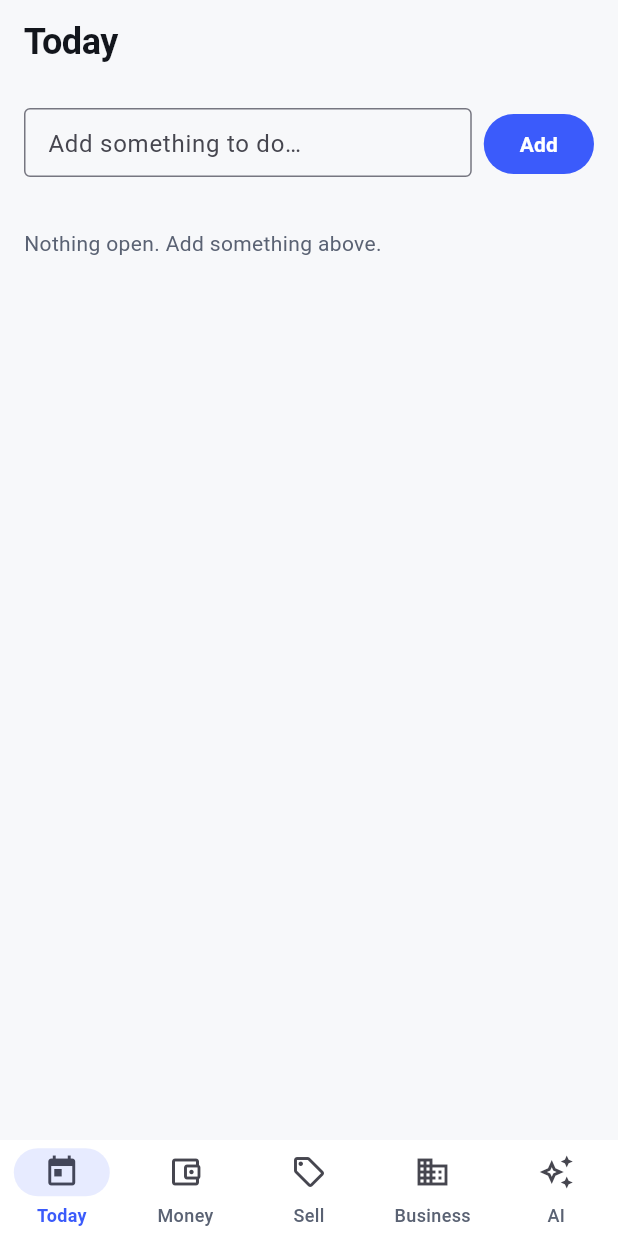
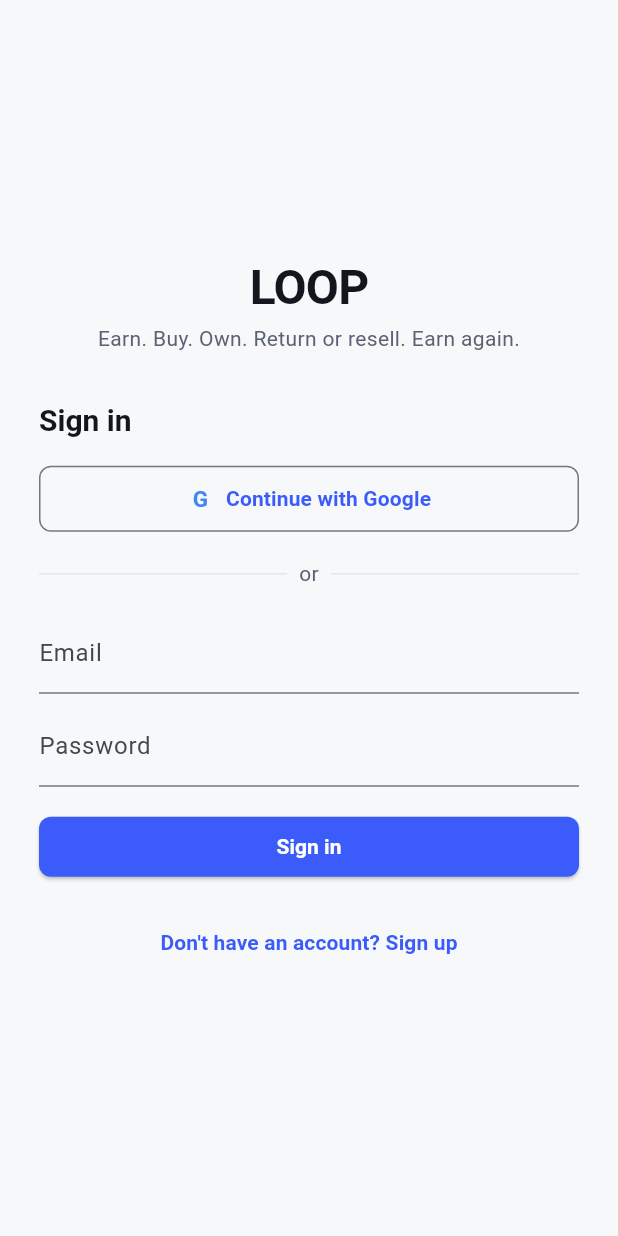
Before and after one commit to mortapp/Loop, a Flutter app: the screen it shows after launch, on a phone screen of 412 x 824 dp. Run offline on Flutter 3.47's test engine with Material 3 defaults, Android fonts, the phone set to English and light mode, and no system bars; our stand-ins replace flutter_riverpod, go_router, supabase_flutter; accounts and stored records are empty.

Commit message:
feat(auth): add Google sign-in on web, and build real auth for mobile from scratch
Web: adds a "Continue with Google" button to the shared auth form,
calling signInWithOAuth client-side (redirects the browser itself,
which a server action can't do) and landing back on the existing
/auth/callback PKCE handler -- the same code path email confirmation
links already use.

Mobile: apps/mobile had genuinely no auth screen at all before this --
no sign-in, no sign-up, no auth gating, and AccountSummary's own doc
comment said "no live Supabase data is wired up yet." Fixed properly,
not just for Google:
- New AuthScreen: email/password (signInWithPassword/signUp) plus
  "Continue with Google" via the same browser-based PKCE flow, mirroring
  apps/web's (auth) group without literally sharing code.
- GoRouter now actually gates the app: unauthenticated users are
  redirected to /sign-in, authenticated users hitting /sign-in bounce to
  /today. The auth check lives behind a new isAuthenticatedProvider
  (not read from Supabase directly in the router) specifically so widget
  tests can override it instead of needing a real backend.
- availableAccountsProvider/activeAccountProvider replaced their
  hardcoded single-personal-account placeholder with a real query against
  `accounts` (mirrors apps/web's getActiveAccountSummary) -- kept the
  same synchronous AccountSummary contract on activeAccountProvider since
  ~20 existing screens already depend on it directly.
- Minimal sign-out (Today's AppBar) since there was previously no way to
  sign out at all.
- Android intent-filter and iOS URL scheme registered for the OAuth/
  email-confirmation deep-link redirect (com.loop.app.loop_mobile://
  login-callback), used identically on both platforms rather than each
  platform's actual (different) bundle id.

Added a widget test for the new unauthenticated-redirect behavior itself,
and fixed the two existing Today tests plus business_screen.dart's
account-switcher list (now AsyncValue-based, was assuming synchronous
placeholder data).

Full validation: flutter analyze 0 issues, dart format clean, flutter
test 5/5 (was 4/4 -- one new test), web lint/typecheck/build all clean.

External activation (Google OAuth provider on the hosted Supabase
project) still required -- see follow-up commit/docs.

Co-Authored-By: Claude Sonnet 5 <noreply@anthropic.com>

```diff
--- a/apps/mobile/lib/core/router/app_router.dart
+++ b/apps/mobile/lib/core/router/app_router.dart
@@ -1,8 +1,11 @@
 import 'package:flutter_riverpod/flutter_riverpod.dart';
 import 'package:go_router/go_router.dart';
+import 'package:supabase_flutter/supabase_flutter.dart';
 
+import '../supabase/supabase_providers.dart';
 import '../widgets/root_shell.dart';
 import '../../features/ai/ai_screen.dart';
+import '../../features/auth/auth_screen.dart';
 import '../../features/business/business_screen.dart';
 import '../../features/business/contacts/contacts_screen.dart';
 import '../../features/business/leads/leads_screen.dart';
@@ -30,18 +33,51 @@ class AppRoutes {
   static const sell = '/sell';
   static const business = '/business';
   static const ai = '/ai';
+  static const signIn = '/sign-in';
 }
 
-/// The app's single GoRouter instance, exposed as a Riverpod provider so
-/// it can later depend on auth state (e.g. redirecting to a sign-in flow).
+/// Whether a Supabase session currently exists — a thin, overridable
+/// wrapper around `client.auth.currentSession` rather than the router
+/// reading it directly, so widget tests can simulate a signed-in state
+/// with `isAuthenticatedProvider.overrideWith((ref) => true)` instead of
+/// needing a real Supabase backend.
+///
+/// Watching [authStateChangesProvider] makes this rebuild on every
+/// sign-in/sign-out/token-refresh event. Reading `currentSession` directly
+/// (rather than the stream's own `AsyncValue`) avoids a loading-state
+/// flash-redirect on cold start, since `Supabase.initialize()` has already
+/// synchronously restored any persisted session by the time this provider
+/// first builds.
+final isAuthenticatedProvider = Provider<bool>((ref) {
+  ref.watch(authStateChangesProvider);
+  return Supabase.instance.client.auth.currentSession != null;
+});
+
+/// The app's single GoRouter instance, exposed as a Riverpod provider.
 ///
 /// Uses a StatefulShellRoute so the bottom navigation bar (built in
 /// [RootShell]) persists across tab switches while each tab keeps its own
 /// navigation stack.
 final appRouterProvider = Provider<GoRouter>((ref) {
+  final isAuthenticated = ref.watch(isAuthenticatedProvider);
+
   return GoRouter(
     initialLocation: AppRoutes.today,
+    redirect: (context, state) {
+      final goingToSignIn = state.matchedLocation == AppRoutes.signIn;
+      if (!isAuthenticated) {
+        return goingToSignIn ? null : AppRoutes.signIn;
+      }
+      if (goingToSignIn) {
+        return AppRoutes.today;
+      }
+      return null;
+    },
     routes: [
+      GoRoute(
+        path: AppRoutes.signIn,
+        builder: (context, state) => const AuthScreen(),
+      ),
       StatefulShellRoute.indexedStack(
         builder: (context, state, navigationShell) {
           return RootShell(navigationShell: navigationShell);
--- /dev/null
+++ b/apps/mobile/lib/features/auth/auth_screen.dart
@@ -0,0 +1,293 @@
+import 'package:flutter/material.dart';
+import 'package:flutter_riverpod/flutter_riverpod.dart';
+import 'package:supabase_flutter/supabase_flutter.dart';
+
+import '../../core/supabase/supabase_providers.dart';
+import '../../core/theme/app_colors.dart';
+import '../../core/theme/app_spacing.dart';
+
+/// The redirect Supabase's OAuth flow lands back on after Google's consent
+/// screen. Must match an intent-filter registered in AndroidManifest.xml
+/// (and, when a real iOS build exists, the URL scheme in Info.plist) —
+/// see docs/KNOWN_ISSUES.md.
+const _oauthRedirectUrl = 'com.loop.app.loop_mobile://login-callback';
+
+/// Sign in / sign up, combined into one screen with a mode toggle —
+/// mirrors apps/web's (auth) group so the two platforms feel like the same
+/// product without literally sharing code. Real Supabase Auth, not a mock:
+/// email/password via signInWithPassword/signUp, plus "Continue with
+/// Google" via the same browser-based PKCE flow apps/web uses.
+class AuthScreen extends ConsumerStatefulWidget {
+  const AuthScreen({super.key});
+
+  @override
+  ConsumerState<AuthScreen> createState() => _AuthScreenState();
+}
+
+class _AuthScreenState extends ConsumerState<AuthScreen> {
+  final _formKey = GlobalKey<FormState>();
+  final _emailController = TextEditingController();
+  final _passwordController = TextEditingController();
+
+  bool _isSignIn = true;
+  bool _submitting = false;
+  bool _googleSubmitting = false;
+  String? _error;
+
+  @override
+  void dispose() {
+    _emailController.dispose();
+    _passwordController.dispose();
+    super.dispose();
+  }
+
+  Future<void> _submitEmailPassword() async {
+    if (!(_formKey.currentState?.validate() ?? false)) return;
+
+    setState(() {
+      _submitting = true;
+      _error = null;
+    });
+
+    final client = ref.read(supabaseClientProvider);
+    final email = _emailController.text.trim();
+    final password = _passwordController.text;
+
+    try {
+      if (_isSignIn) {
+        await client.auth.signInWithPassword(email: email, password: password);
+      } else {
+        await client.auth.signUp(
+          email: email,
+          password: password,
+          emailRedirectTo: _oauthRedirectUrl,
+        );
+      }
+      // On success the router's redirect (keyed off authStateChangesProvider)
+      // takes over — no manual navigation needed here.
+    } on AuthException catch (error) {
+      setState(() => _error = error.message);
+    } catch (_) {
+      setState(
+        () => _error =
+            'Something went wrong. Check your connection and try again.',
+      );
+    } finally {
+      if (mounted) setState(() => _submitting = false);
+    }
+  }
+
+  Future<void> _submitGoogle() async {
+    setState(() {
+      _googleSubmitting = true;
+      _error = null;
+    });
+
+    final client = ref.read(supabaseClientProvider);
+    try {
+      await client.auth.signInWithOAuth(
+        OAuthProvider.google,
+        redirectTo: _oauthRedirectUrl,
+        authScreenLaunchMode: LaunchMode.externalApplication,
+      );
+    } on AuthException catch (error) {
+      setState(() => _error = error.message);
+    } catch (_) {
+      setState(
+        () => _error =
+            'Could not open Google sign-in. Check your connection and try again.',
+      );
+    } finally {
+      if (mounted) setState(() => _googleSubmitting = false);
+    }
+  }
+
+  @override
+  Widget build(BuildContext context) {
+    final theme = Theme.of(context);
+    final busy = _submitting || _googleSubmitting;
+
+    return Scaffold(
+      body: SafeArea(
+        child: Center(
+          child: SingleChildScrollView(
+            padding: const EdgeInsets.symmetric(
+              horizontal: AppSpacing.lg,
+              vertical: AppSpacing.xl,
+            ),
+            child: ConstrainedBox(
+              constraints: const BoxConstraints(maxWidth: 360),
+              child: Column(
+                crossAxisAlignment: CrossAxisAlignment.stretch,
+                mainAxisSize: MainAxisSize.min,
+                children: [
+                  Text(
+                    'LOOP',
+                    textAlign: TextAlign.center,
+                    style: theme.textTheme.headlineLarge,
+                  ),
+                  const SizedBox(height: AppSpacing.xs),
+                  Text(
+                    'Earn. Buy. Own. Return or resell. Earn again.',
+                    textAlign: TextAlign.center,
+                    style: theme.textTheme.bodyMedium,
+                  ),
+                  const SizedBox(height: AppSpacing.xl),
+                  Text(
+                    _isSignIn ? 'Sign in' : 'Create your account',
+                    style: theme.textTheme.titleLarge,
+                  ),
+                  const SizedBox(height: AppSpacing.md),
+                  OutlinedButton.icon(
+                    onPressed: busy ? null : _submitGoogle,
+                    icon: _googleSubmitting
+                        ? const SizedBox.square(
+                            dimension: 16,
+                            child: CircularProgressIndicator(strokeWidth: 2),
+                          )
+                        : const _GoogleGlyph(),
+                    label: Text(
+                      _googleSubmitting
+                          ? 'Redirecting…'
+                          : 'Continue with Google',
+                    ),
+                    style: OutlinedButton.styleFrom(
+                      padding: const EdgeInsets.symmetric(
+                        vertical: AppSpacing.sm + 4,
+                      ),
+                      shape: RoundedRectangleBorder(
+                        borderRadius: BorderRadius.circular(
+                          AppSpacing.radiusSm,
+                        ),
+                      ),
+                    ),
+                  ),
+                  const SizedBox(height: AppSpacing.md),
+                  Row(
+                    children: [
+                      const Expanded(child: Divider()),
+                      Padding(
+                        padding: const EdgeInsets.symmetric(
+                          horizontal: AppSpacing.sm,
+                        ),
+                        child: Text('or', style: theme.textTheme.bodyMedium),
+                      ),
+                      const Expanded(child: Divider()),
+                    ],
+                  ),
+                  const SizedBox(height: AppSpacing.md),
+                  Form(
+                    key: _formKey,
+                    child: Column(
+                      crossAxisAlignment: CrossAxisAlignment.stretch,
+                      children: [
+                        TextFormField(
+                          controller: _emailController,
+                          enabled: !busy,
+                          keyboardType: TextInputType.emailAddress,
+                          autofillHints: const [AutofillHints.email],
+                          decoration: const InputDecoration(labelText: 'Email'),
+                          validator: (value) {
+                            if (value == null || !value.contains('@')) {
+                              return 'Enter a valid email address';
+                            }
+                            return null;
+                          },
+                        ),
+                        const SizedBox(height: AppSpacing.sm),
+                        TextFormField(
+                          controller: _passwordController,
+                          enabled: !busy,
+                          obscureText: true,
+                          autofillHints: [
+                            _isSignIn
+                                ? AutofillHints.password
+                                : AutofillHints.newPassword,
+                          ],
+                          decoration: const InputDecoration(
+                            labelText: 'Password',
+                          ),
+                          validator: (value) {
+                            if (value == null || value.length < 8) {
+                              return 'At least 8 characters';
+                            }
+                            return null;
+                          },
+                          onFieldSubmitted: (_) =>
+                              busy ? null : _submitEmailPassword(),
+                        ),
+                        if (_error != null) ...[
+                          const SizedBox(height: AppSpacing.sm),
+                          Text(
+                            _error!,
+                            style: theme.textTheme.bodyMedium?.copyWith(
+                              color: AppColors.danger,
+                            ),
+                          ),
+                        ],
+                        const SizedBox(height: AppSpacing.md),
+                        ElevatedButton(
+                          onPressed: busy ? null : _submitEmailPassword,
+                          child: _submitting
+                              ? const SizedBox.square(
+                                  dimension: 18,
+                                  child: CircularProgressIndicator(
+                                    strokeWidth: 2,
+                                    color: Colors.white,
+                                  ),
+                                )
+                              : Text(_isSignIn ? 'Sign in' : 'Sign up'),
+                        ),
+                      ],
+                    ),
+                  ),
+                  const SizedBox(height: AppSpacing.md),
+                  TextButton(
+                    onPressed: busy
+                        ? null
+                        : () => setState(() {
+                            _isSignIn = !_isSignIn;
+                            _error = null;
+                          }),
+                    child: Text(
+                      _isSignIn
+                          ? "Don't have an account? Sign up"
+                          : 'Already have an account? Sign in',
+                    ),
+                  ),
+                ],
+              ),
+            ),
+          ),
+        ),
+      ),
+    );
+  }
+}
+
+/// A simple "G" mark in Google's brand blue. Deliberately not attempting a
+/// pixel-perfect four-color logo reproduction via hand-parsed SVG path data
+/// — that's real complexity and real bug surface for a decorative icon;
+/// this reads clearly as "Google" without it.
+class _GoogleGlyph extends StatelessWidget {
+  const _GoogleGlyph();
+
+  @override
+  Widget build(BuildContext context) {
+    return const SizedBox(
+      width: 18,
+      height: 18,
+      child: Center(
+        child: Text(
+          'G',
+          style: TextStyle(
+            fontSize: 15,
+            fontWeight: FontWeight.w700,
+            color: Color(0xFF4285F4),
+            height: 1,
+          ),
+        ),
+      ),
+    );
+  }
+}
--- a/apps/mobile/lib/features/today/today_screen.dart
+++ b/apps/mobile/lib/features/today/today_screen.dart
@@ -2,6 +2,7 @@ import 'package:flutter/material.dart';
 import 'package:flutter_riverpod/flutter_riverpod.dart';
 
 import '../../core/account/account_providers.dart';
+import '../../core/supabase/supabase_providers.dart';
 import '../../core/theme/app_spacing.dart';
 import '../../core/widgets/async_error_view.dart';
 import 'models/action_item.dart';
@@ -22,7 +23,22 @@ class TodayScreen extends ConsumerWidget {
     final actionsAsync = ref.watch(todayActionsProvider);
 
     return Scaffold(
-      appBar: AppBar(title: const Text('Today')),
+      appBar: AppBar(
+        title: const Text('Today'),
+        actions: [
+          PopupMenuButton<String>(
+            icon: const Icon(Icons.account_circle_outlined),
+            onSelected: (value) {
+              if (value == 'sign-out') {
+                ref.read(supabaseClientProvider).auth.signOut();
+              }
+            },
+            itemBuilder: (context) => const [
+              PopupMenuItem(value: 'sign-out', child: Text('Sign out')),
+            ],
+          ),
+        ],
+      ),
       body: SafeArea(
         child: RefreshIndicator(
           onRefresh: () => ref.refresh(todayActionsProvider.future),
```
Also changed, not shown: apps/mobile/lib/core/account/account_providers.dart (+53 -14 lines), apps/mobile/lib/features/business/business_screen.dart (+21 -6 lines), 5 other files.
